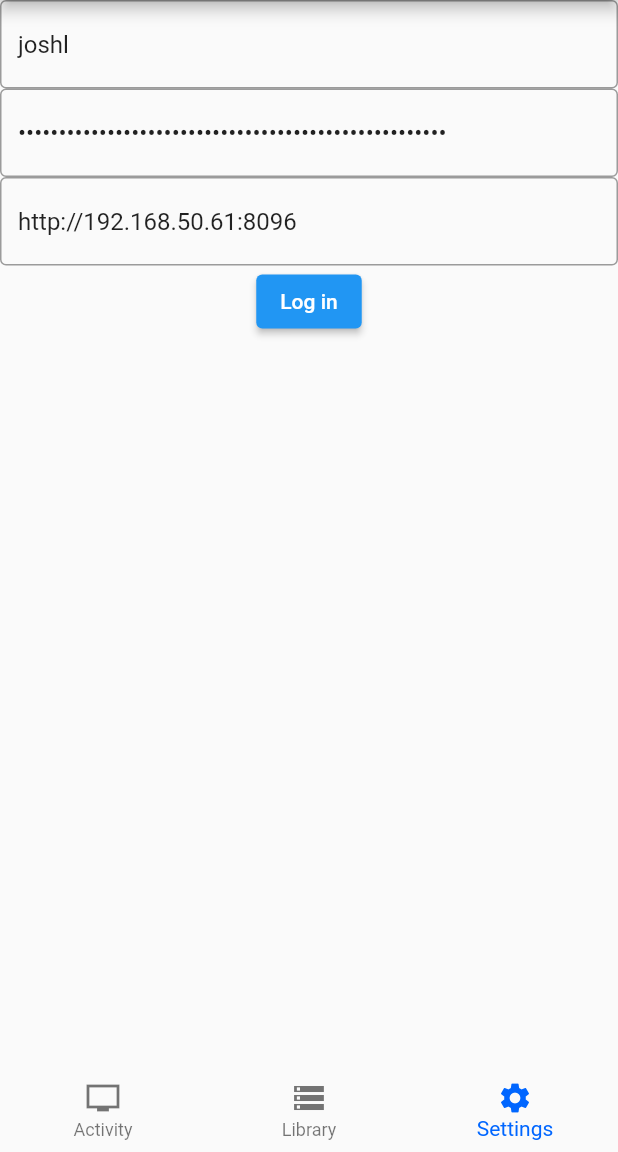
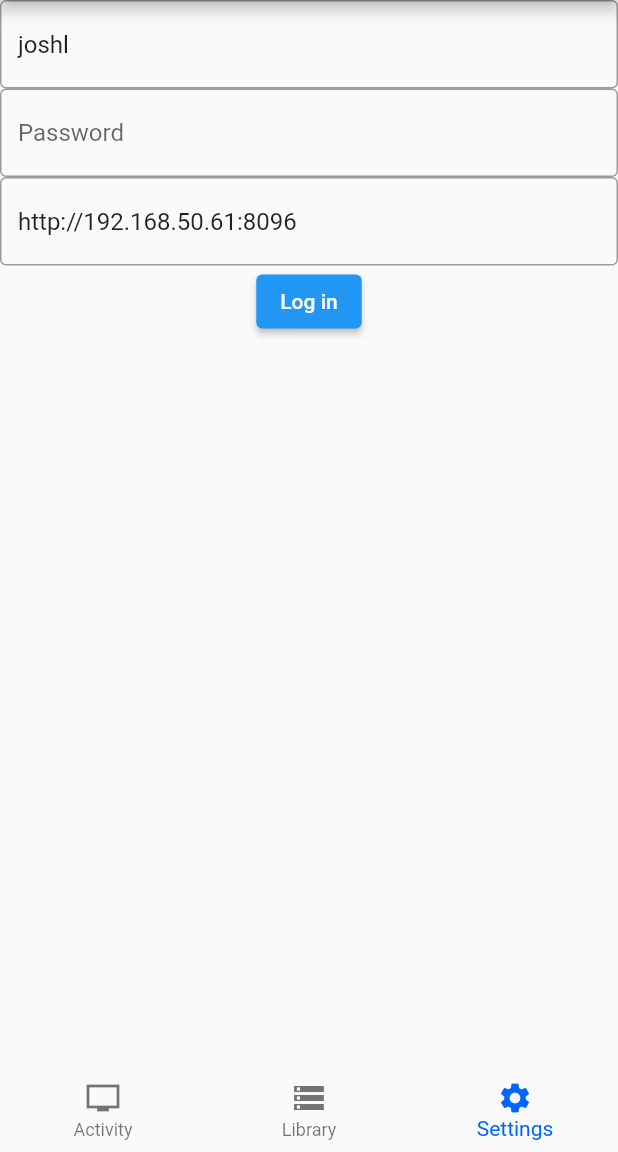
Before and after one commit to JoshLoecker/jellytics, a Flutter app: the screen it shows after launch, item 3 of the bottom bar chosen, on a phone screen of 412 x 824 dp, the part 84-1236 px from its top. Run offline on Flutter 3.47's test engine with Material 2 defaults, Android fonts, the phone set to English and light mode, and no system bars; our stand-ins replace dio, flutter_native_splash, flutter_secure_storage, freezed_annotation, transparent_image; network calls fail.

Commit message:
Remove password from initial value

```diff
--- a/lib/views/settings.dart
+++ b/lib/views/settings.dart
@@ -102,7 +102,7 @@ class _SettingsState extends State<_SettingsWidget> {
           ),
         ),
         TextFormField(
-          initialValue: "cheap-wrist-refined-BUILT-rafter-nutria-tedious-molar",
+          initialValue: "",
           obscureText: true,
           onChanged: (input) {
             setState(() {
```
